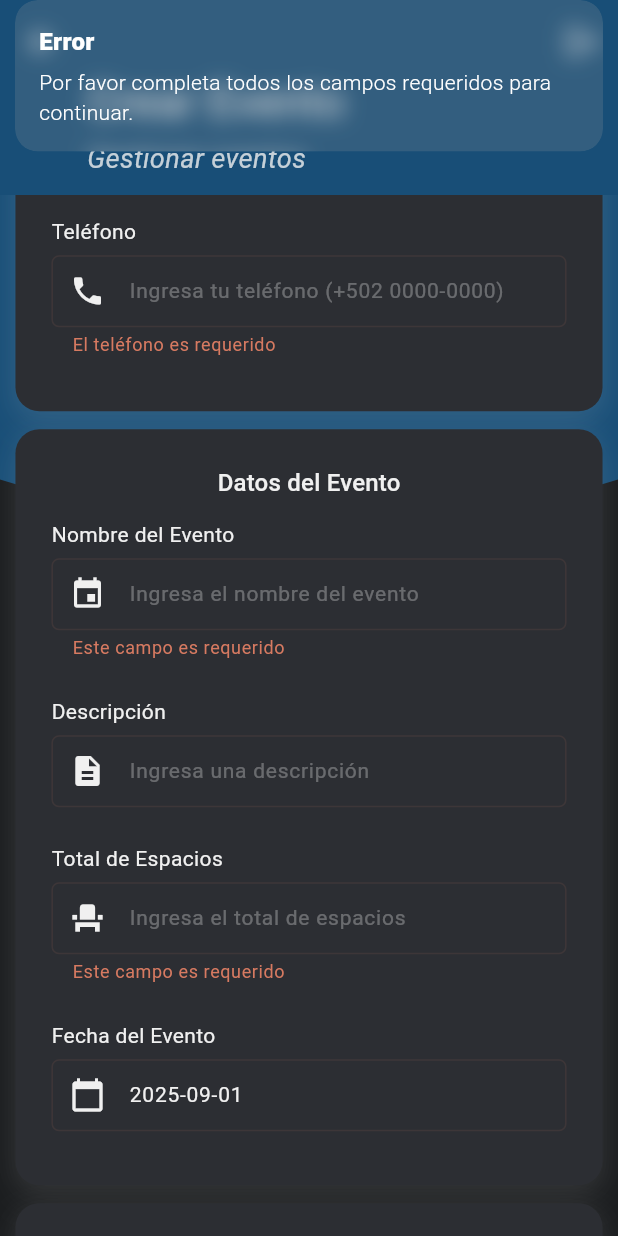
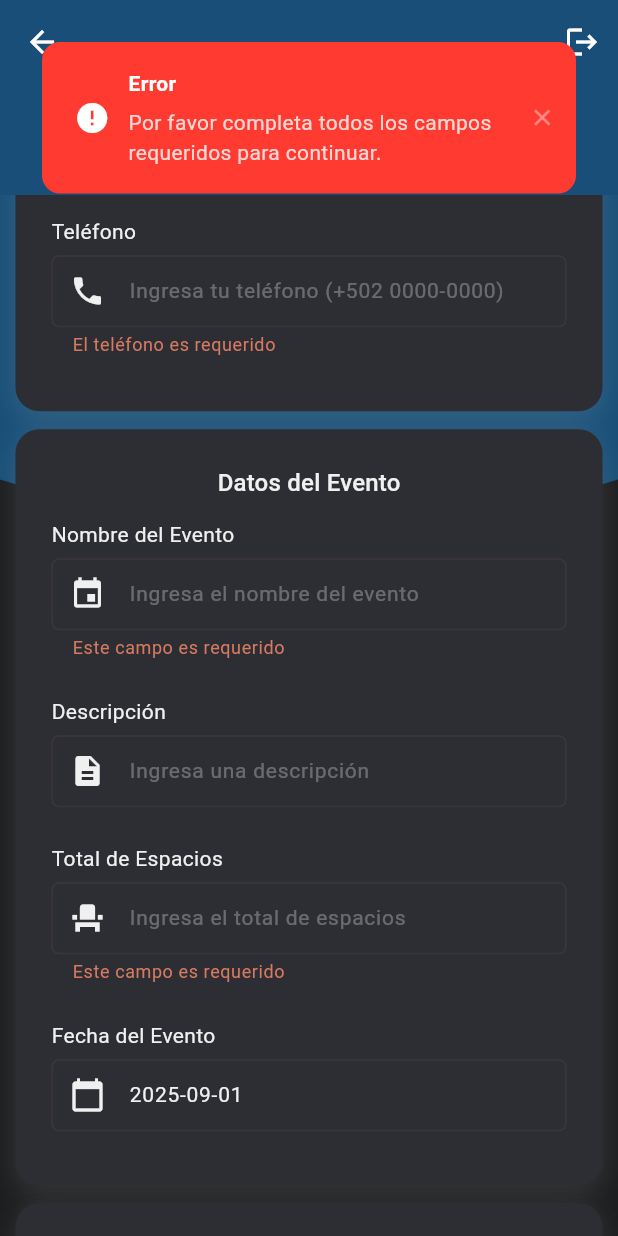
Before and after one commit to chahrlens/check-in-web-app, a Flutter app: the ManageEventPage screen opened by its route, scrolled down 576 dp, after a tap on "Agregar mesa", on a phone screen of 412 x 824 dp. Run offline on Flutter 3.47's test engine with Material 3 defaults, Android fonts, the phone set to English and light mode, and no system bars; drawn by our look-alikes of toastification; our stand-ins replace data_table_2, firebase_auth, firebase_core, flutter_image_compress, get, image_picker and 4 more; missing offline and left inert: dart:html, encrypt, qr_code_scanner_plus, syncfusion_flutter_pdfviewer; accounts and stored records are empty; generated files the repository leaves out were written again; statements that could not run were skipped.

Commit message:
feat: Integrate ToastService for success and error notifications across controllers and views H 1

```diff
--- /dev/null
+++ b/lib/services/toast_service.dart
@@ -0,0 +1,50 @@
+import 'package:flutter/material.dart';
+import 'package:toastification/toastification.dart';
+
+class ToastService {
+  static void success({required String title, required String message}) {
+    _showToast(
+      title: title,
+      subTitle: message,
+      type: ToastificationType.success,
+      icon: const Icon(Icons.check_circle, color: Colors.white),
+    );
+  }
+
+  static void error({required String title, required String message}) {
+    _showToast(
+      title: title,
+      subTitle: message,
+      type: ToastificationType.error,
+      icon: const Icon(Icons.error, color: Colors.white),
+    );
+  }
+
+  static void warning({required String title, required String message}) {
+    _showToast(
+      title: title,
+      subTitle: message,
+      type: ToastificationType.warning,
+      icon: const Icon(Icons.warning, color: Colors.white),
+    );
+  }
+
+  static void _showToast({
+    required String title,
+    required String subTitle,
+    required ToastificationType type,
+    required Icon icon,
+  }) {
+    toastification.show(
+      type: type,
+      icon: icon,
+      title: Text(title, style: const TextStyle(fontWeight: FontWeight.bold)),
+      description: Text(subTitle),
+      autoCloseDuration: const Duration(seconds: 5),
+      showProgressBar: true,
+      style: ToastificationStyle.fillColored,
+      borderRadius: BorderRadius.circular(12),
+      margin: const EdgeInsets.all(16),
+    );
+  }
+}
--- a/lib/views/manage_event/widgets/table_list_widget.dart
+++ b/lib/views/manage_event/widgets/table_list_widget.dart
@@ -1,5 +1,6 @@
 import 'package:get/get.dart';
 import 'package:flutter/material.dart';
+import 'package:qr_check_in/services/toast_service.dart';
 import 'package:qr_check_in/views/manage_event/widgets/modal_table_form.dart';
 import 'package:qr_check_in/views/manage_event/controllers/event_controller.dart';
 
@@ -21,9 +22,10 @@ class TableListWidget extends StatelessWidget {
               ),
               onPressed: () {
                 if (!_formKey.currentState!.validate()) {
-                  Get.snackbar(
-                    'Error',
-                    'Por favor completa todos los campos requeridos para continuar.',
+                  ToastService.error(
+                    title: 'Error',
+                    message:
+                        'Por favor completa todos los campos requeridos para continuar.',
                   );
                   controller.autovalidateMode = true;
                   controller.update();
@@ -64,7 +66,9 @@ class TableListWidget extends StatelessWidget {
                                 children: [
                                   Text(
                                     table.name,
-                                    style: TextStyle(fontWeight: FontWeight.bold),
+                                    style: TextStyle(
+                                      fontWeight: FontWeight.bold,
+                                    ),
                                   ),
                                   Text(
                                     'Mesa ${table.tableNumber}\nCapacidad: ${table.capacity}',
@@ -75,7 +79,8 @@ class TableListWidget extends StatelessWidget {
                             ),
                             IconButton(
                               icon: Icon(Icons.delete, color: Colors.red),
-                              onPressed: () => controller.removeEventTable(table),
+                              onPressed: () =>
+                                  controller.removeEventTable(table),
                               constraints: BoxConstraints(
                                 minWidth: 40,
                                 minHeight: 40,
```
Also changed, not shown: lib/views/check_in/controllers/check_in_controller.dart (+33 -14 lines), lib/views/guests/controllers/guest_controller.dart (+21 -5 lines), lib/views/home/controllers/home_controller.dart (+14 -4 lines), lib/views/manage_event/controllers/event_controller.dart (+29 -7 lines), lib/views/manage_event/pages/event_page.dart (+5 -3 lines), lib/views/manage_event/widgets/modal_table_form.dart (+4 -3 lines), lib/views/remove_passes/controllers/remove_passes_controller.dart (+13 -6 lines), lib/widgets/layout/responsive_layout.dart (+6 -7 lines).
